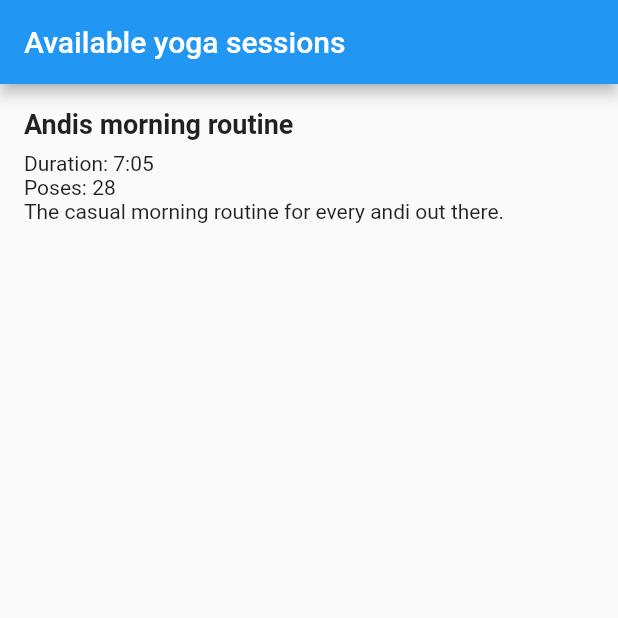
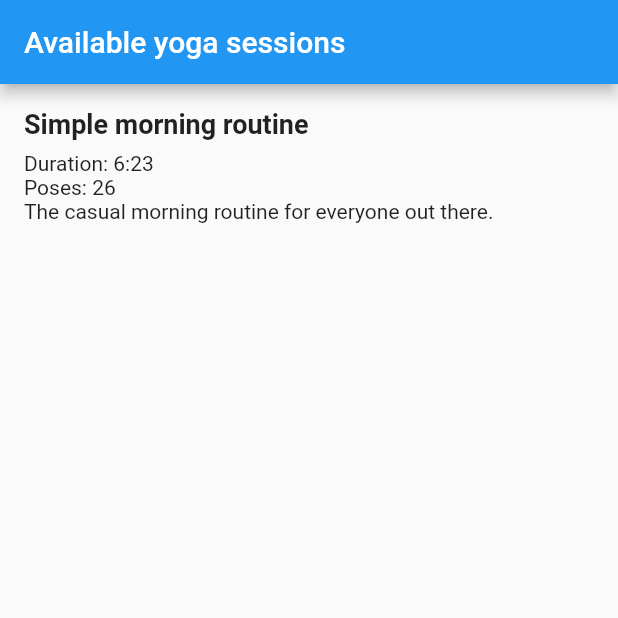
Before and after one commit to SeardnaSchmid/yoga-instructor, a Flutter app: the screen it shows after launch, on a phone screen of 412 x 824 dp, the top half of it. Run offline on Flutter 3.47's test engine with Material 2 defaults, Android fonts, the phone set to English and light mode, and no system bars; our stand-ins replace circular_countdown_timer, shared_preferences, wakelock.

Commit message:
fixed default session and added yoga pose

```diff
--- a/assets/defaultSessions.json
+++ b/assets/defaultSessions.json
@@ -1,7 +1,7 @@
 [
   {
-    "name": "Andis morning routine",
-    "description": "The casual morning routine for every andi out there.",
+    "name": "Simple morning routine",
+    "description": "The casual morning routine for everyone out there.",
     "poses": [
       { "actionId": "prepareYourself" },
       { "actionId": "simpleSit" },
@@ -24,12 +24,10 @@
       { "actionId": "armsOverhead" },
       { "actionId": "standingForwardBend" },
       { "actionId": "downwardFacingDog" },
-      { "actionId": "supineKneeBendLeft" },
-      { "actionId": "supineKneeBendRight" },
+      { "actionId": "corpsePoseVariationKneesBend" },
       { "actionId": "morningStretch" },
       { "actionId": "kneesToChest" },
       { "actionId": "corpsePose" },
-      { "actionId": "kneesToChest" },
       { "actionId": "cooldown" }
     ]
   }
--- a/lib/models/available_yoga_actions.dart
+++ b/lib/models/available_yoga_actions.dart
@@ -81,6 +81,14 @@ class AvailableYogaActions {
       defaultDuration: 13,
       image: 'assets/images/yogaActions/corpse.jpg',
       sound: 'sounds/yogaActions/corpsePose.mp3',
+    ),
+    "corpsePoseVariationKneeBend": YogaAction(
+      id: "corpsePoseVariationKneeBend",
+      name: 'Corpse Pose Variation Knees Bend',
+      text: 'Lie flat on your back with your legs...',
+      defaultDuration: 10,
+      image: 'assets/images/yogaActions/corpseVariationKneesBend.jpg',
+      sound: 'sounds/todo.mp3',
     ),
     'deepLungeLeft': YogaAction(
       id: 'deepLungeLeft',
--- a/lib/session_list_screen.dart
+++ b/lib/session_list_screen.dart
@@ -7,7 +7,7 @@ import 'models/available_yoga_actions.dart';
 class SessionListScreen extends StatelessWidget {
   final List<Session> sessions; // List of sessions
 
-  SessionListScreen({required this.sessions});
+  const SessionListScreen({super.key, required this.sessions});
 
   @override
   Widget build(BuildContext context) {
```
Also changed, not shown: lib/session_manager.dart (+10 -5 lines), assets/images/yogaActions/DownwardDog.jpg (deleted), assets/images/yogaActions/child.jpg (deleted), assets/images/yogaActions/corpseVariationKneesBend.jpg (added).
